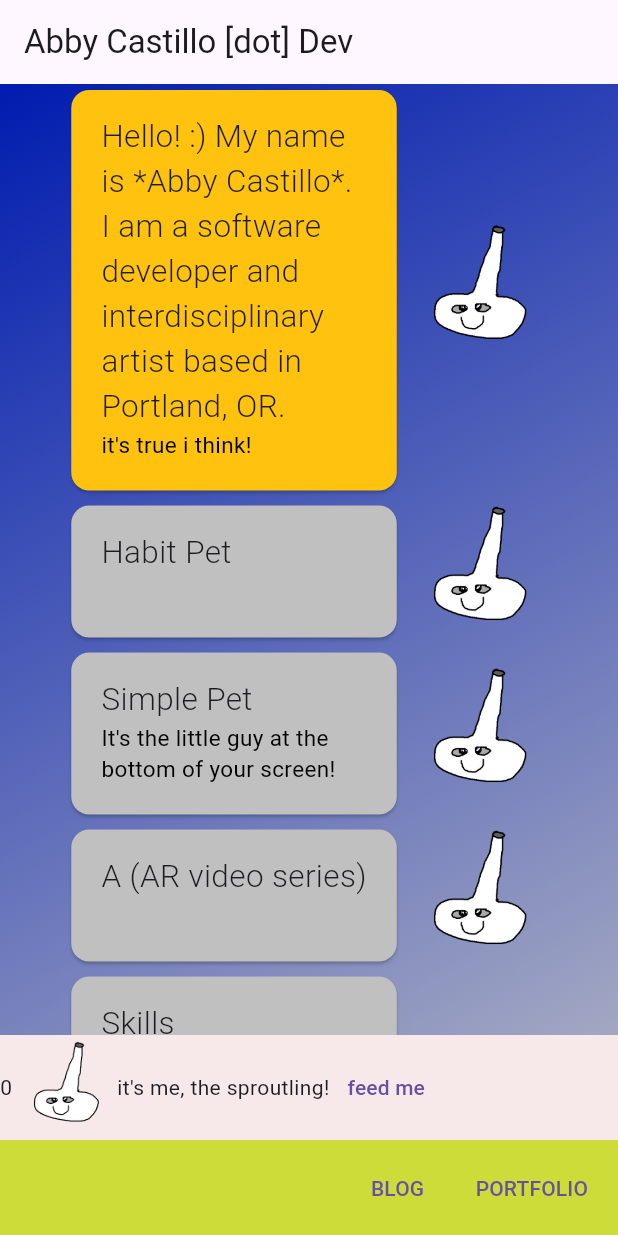
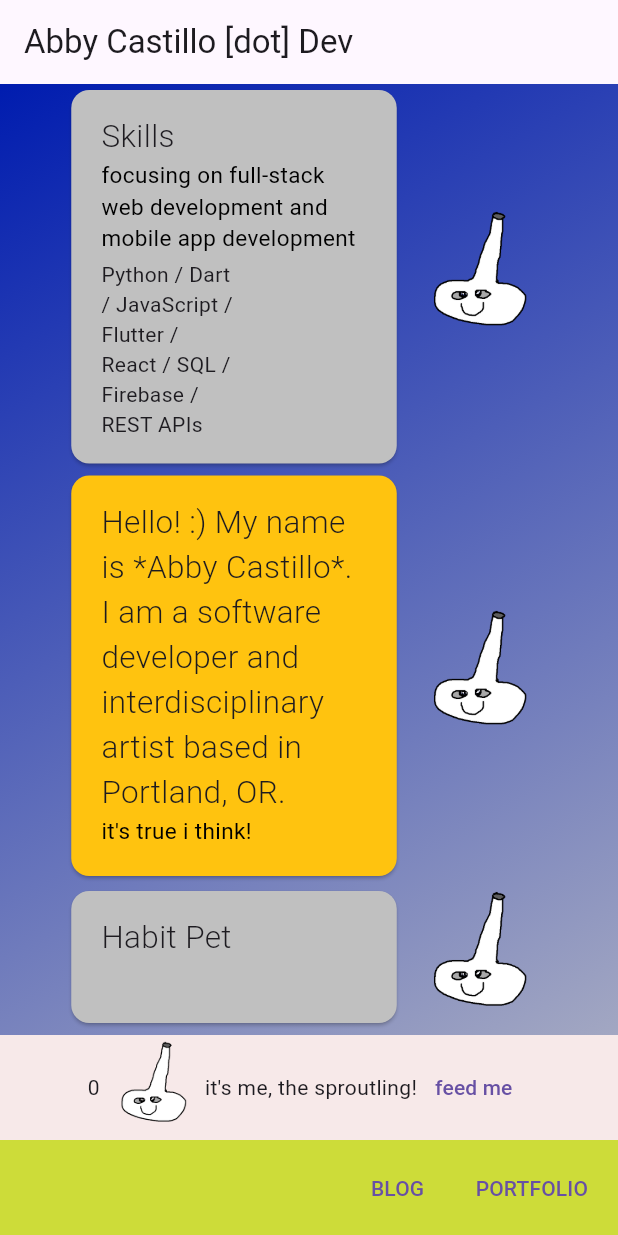
Before and after one commit to abbymachines/flutter-dev-portfolio, a Flutter app: the screen it shows after launch, after a tap on "Skills", on a phone screen of 412 x 824 dp. Run offline on Flutter 3.47's test engine with Material 2 defaults, Android fonts, the phone set to English and light mode, and no system bars; drawn by our look-alikes of flutter_markdown; Roboto replaces fonts that are missing (Consolas, Helvetica).

Commit message:
center items inside pet box

```diff
--- a/lib/data/portfolio_items_data.dart
+++ b/lib/data/portfolio_items_data.dart
@@ -4,6 +4,12 @@ import 'package:flutter_markdown/flutter_markdown.dart';
 import 'package:flutter_dev_portfolio/constants/images.dart';
 
 final items = [
+  GenericItem(
+      label: 'Skills',
+      mainText:
+          'focusing on full-stack web development and mobile app development',
+      expandedText:
+          '''Python / Dart / JavaScript / Flutter / React / SQL / Firebase / REST APIs'''),
   GenericItem(
     label:
         'Hello! :) My name is *Abby Castillo*. I am a software developer and interdisciplinary artist based in Portland, OR.',
@@ -29,10 +35,4 @@ When habits are incomplete, the pet gets hungry and sick. Completing habits feed
       label: 'A (AR video series)',
       expandedText:
           "'A' is a series of AR videos made with Meta Spark Studio."),
-  GenericItem(
-      label: 'Skills',
-      expandedText:
-          '''Python / Dart / JavaScript / Flutter / React / SQL / Firebase / REST APIs
-
-focusing on full-stack web development and mobile app development'''),
 ];
--- a/lib/widgets/pet/pet_box.dart
+++ b/lib/widgets/pet/pet_box.dart
@@ -32,6 +32,7 @@ class _PetBoxState extends State<PetBox> {
         color: Color.fromARGB(255, 247, 233, 233),
       ),
       child: Row(
+        mainAxisAlignment: MainAxisAlignment.center,
         children: [
           Text(_health.toString()),
           Image.asset(
```
